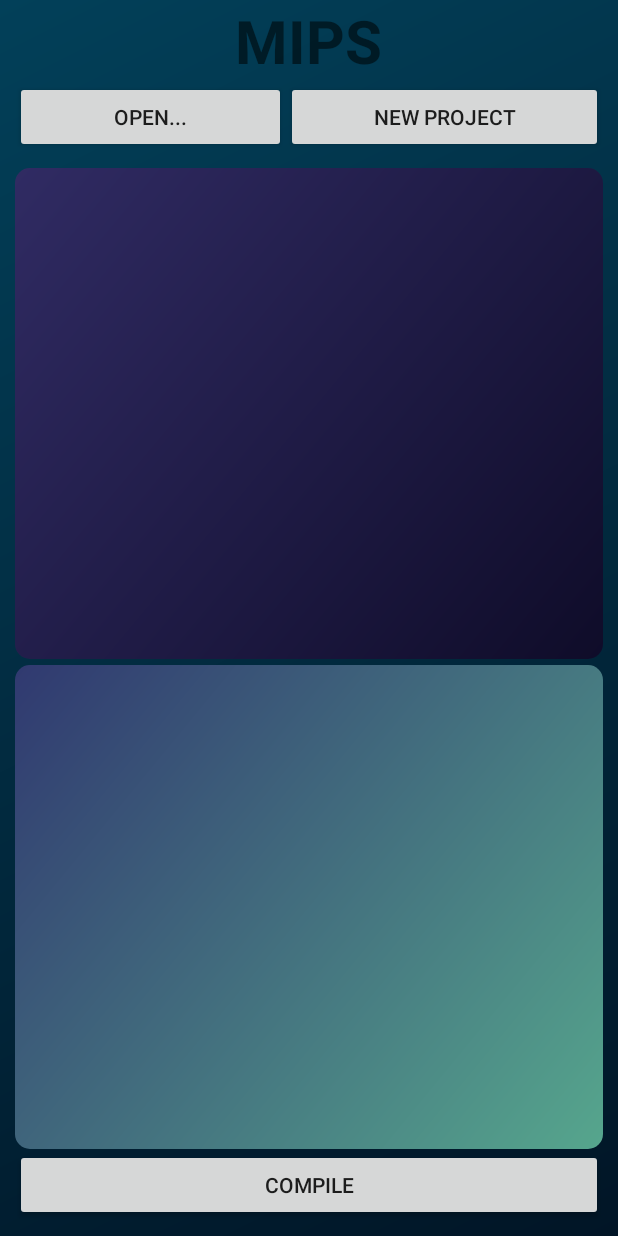
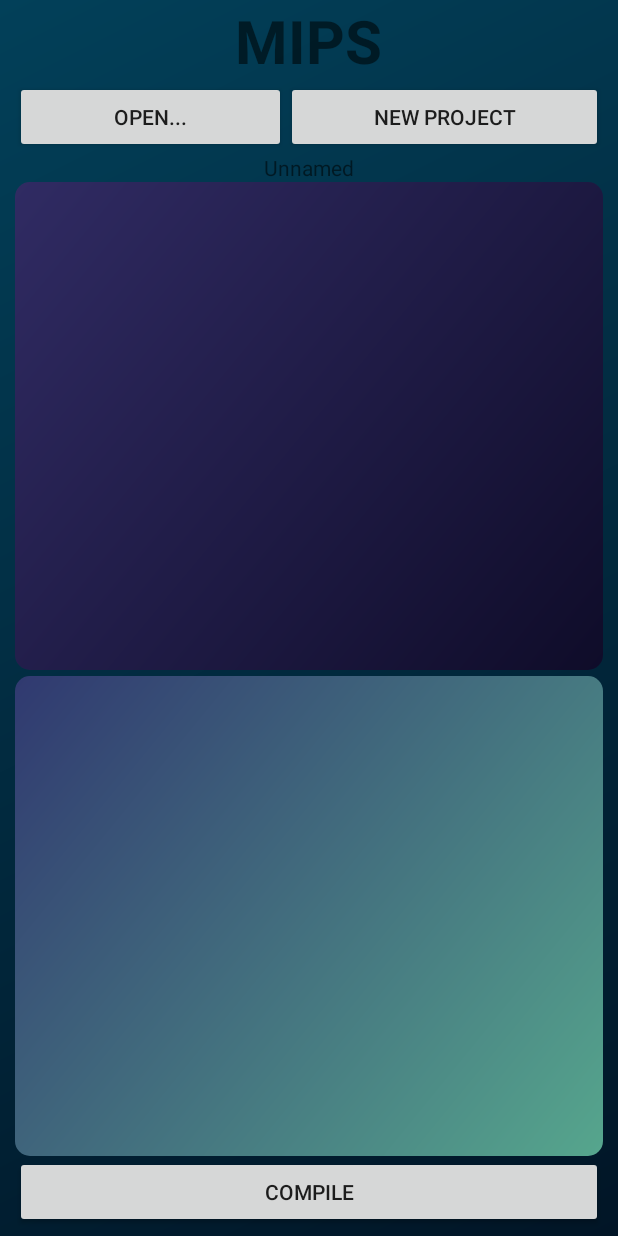
Before and after one commit to Amirresm/MIPS_Compiler, an Android app: the screen it shows after launch (MainActivity), on a phone screen of 412 x 824 dp. Run offline under Robolectric (Android 15) with nearby library versions, the phone set to English and light mode, and no system bars.

Commit message:
IO bug fixes small ui change

```diff
--- a/app/src/main/java/com/example/msc/mpis_compiler/MainActivity.java
+++ b/app/src/main/java/com/example/msc/mpis_compiler/MainActivity.java
@@ -31,6 +31,7 @@ public class MainActivity extends AppCompatActivity {
     Button compileBt;
     EditText codeEt;
     TextView outputTV;
+    TextView filenameTV;
 
     String fileName = "";
     public static String defaultSaveName = "";
@@ -53,6 +54,7 @@ public class MainActivity extends AppCompatActivity {
         compileBt = findViewById(R.id.compile_bt);
         codeEt = findViewById(R.id.code_et);
         outputTV = findViewById(R.id.output_tv);
+        filenameTV = findViewById(R.id.filename_tv);
 
 
         ActivityCompat.requestPermissions(MainActivity.this,
@@ -108,7 +110,9 @@ public class MainActivity extends AppCompatActivity {
             try {
                 if (data != null) {
                     Uri filePath = data.getData();
-                    fileName = filePath.getPath().substring(filePath.getPath().lastIndexOf("/") + 1);
+                    fileName = Utility.getFileName(MainActivity.this, filePath);
+                    filenameTV.setText(fileName);
+                    System.out.println(filePath);
                     InputStream fis = getContentResolver().openInputStream(filePath);
                     BufferedReader reader = new BufferedReader(new InputStreamReader(fis));
                     StringBuilder sb = new StringBuilder();
--- a/app/src/main/res/layout/activity_main.xml
+++ b/app/src/main/res/layout/activity_main.xml
@@ -43,12 +43,21 @@
             android:layout_centerHorizontal="true"
             android:text="New Project"/>
     </LinearLayout>
+    <TextView
+        android:id="@+id/filename_tv"
+        android:layout_width="match_parent"
+        android:layout_height="wrap_content"
+        android:gravity="center"
+        android:text="Unnamed"
+        android:layout_below="@id/layer_bts"/>
     <LinearLayout
         android:layout_width="match_parent"
         android:layout_height="match_parent"
         android:orientation="vertical"
-        android:layout_below="@id/layer_bts"
-        android:padding="10dp">
+        android:layout_below="@id/filename_tv"
+        android:paddingLeft="10dp"
+        android:paddingRight="10dp"
+        android:paddingBottom="5dp">
         <EditText
             android:id="@+id/code_et"
             android:layout_weight="1"
```
Also changed, not shown: app/src/main/java/com/example/msc/mpis_compiler/utilities/Utility.java (+28 -3 lines).
